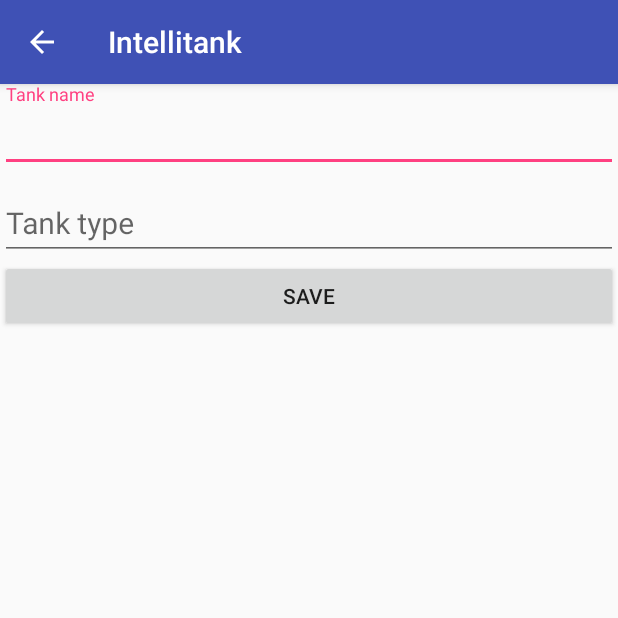
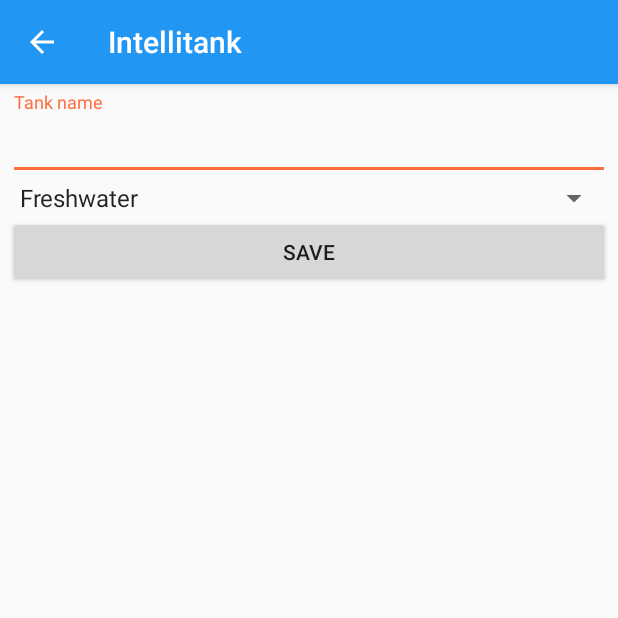
Before and after one commit to WRuman/intellitank, an Android app: the NewTankActivity screen opened directly, with no data from a screen before it, on a phone screen of 412 x 824 dp, the top half of it. Run offline under Robolectric (Android 15) with nearby library versions, the phone set to English and light mode, and no system bars.

Commit message:
Adds ability to save tanks in sqlite

```diff
--- a/app/src/main/java/com/ruman/android/intellitank/MainActivity.java
+++ b/app/src/main/java/com/ruman/android/intellitank/MainActivity.java
@@ -37,8 +37,10 @@ public class MainActivity extends AppCompatActivity implements TankList.OnFragme
         if(requestCode == NEW_TANK_REQUEST && resultCode == RESULT_OK) {
             Bundle retvals = data.getExtras();
             Tank nTank = retvals.getParcelable("Tank");
-            System.out.println(nTank.getTankName());
-            System.out.println(nTank.getTankType());
+            if(nTank != null) {
+                System.out.println(nTank.getTankName());
+                System.out.println(nTank.getTankType());
+            }
         }
     }
 
--- a/app/src/main/java/com/ruman/android/intellitank/NewTankActivity.java
+++ b/app/src/main/java/com/ruman/android/intellitank/NewTankActivity.java
@@ -1,15 +1,24 @@
 package com.ruman.android.intellitank;
 
+import android.content.ContentValues;
+import android.content.Context;
 import android.content.Intent;
+import android.database.sqlite.SQLiteDatabase;
+import android.database.sqlite.SQLiteOpenHelper;
 import android.support.v7.app.AppCompatActivity;
 import android.os.Bundle;
 import android.view.View;
+import android.widget.ArrayAdapter;
 import android.widget.EditText;
+import android.widget.Spinner;
+
+import com.ruman.android.intellitank.persistence.TankStoreContract;
 
 public class NewTankActivity extends AppCompatActivity {
 
     EditText tankName;
-    EditText tankType;
+    Spinner tankType;
+    TankStoreContract dbContract;
 
     @Override
     protected void onCreate(Bundle savedInstanceState) {
@@ -17,15 +26,37 @@ public class NewTankActivity extends AppCompatActivity {
         setContentView(R.layout.activity_new_tank);
 
         tankName = (EditText) findViewById(R.id.input_tank_name);
-        tankType = (EditText) findViewById(R.id.input_tank_type);
+        tankType = (Spinner) findViewById(R.id.input_tank_type);
+        ArrayAdapter<CharSequence> spinadapter = ArrayAdapter.createFromResource(this,
+                R.array.tank_types_array,
+                android.R.layout.simple_spinner_item);
+        spinadapter.setDropDownViewResource(android.R.layout.simple_spinner_dropdown_item);
+        tankType.setAdapter(spinadapter);
 
         // enable up icon
-        getSupportActionBar().setDisplayHomeAsUpEnabled(true);
+        if(getSupportActionBar() != null) {
+            getSupportActionBar().setDisplayHomeAsUpEnabled(true);
+        }
+        dbContract = new TankStoreContract();
+    }
+
+    private SQLiteDatabase getDb(Context ctx) {
+        SQLiteOpenHelper dbHelper = dbContract.new TankStoreDbHelper(ctx);
+        return dbHelper.getWritableDatabase();
     }
 
     public void saveTank(View v) {
         Intent retval = new Intent();
-        Tank t = new Tank(tankName.getText().toString(), tankType.getText().toString());
+        String newTankName = tankName.getText().toString();
+        String newTankType = tankType.getSelectedItem().toString();
+        Tank t = new Tank(newTankName, newTankType);
+        SQLiteDatabase db = getDb(v.getContext());
+        ContentValues vals = new ContentValues();
+        vals.put(TankStoreContract.TankTable.COL_TANK_NAME, newTankName);
+        vals.put(TankStoreContract.TankTable.COL_TANK_TYPE, newTankType);
+        db.insert(TankStoreContract.TankTable.TABLE_NAME,
+                  null,
+                  vals);
         retval.putExtra("Tank", t);
         setResult(RESULT_OK, retval);
         finish();
--- a/app/src/main/java/com/ruman/android/intellitank/persistence/TankStoreContract.java
+++ b/app/src/main/java/com/ruman/android/intellitank/persistence/TankStoreContract.java
@@ -12,14 +12,15 @@ public class TankStoreContract {
 
     private static final String TEXT_TYPE = " TEXT";
     private static final String INT_TYPE = " INTEGER";
+    private static final String NOT_NULL = " NOT NULL";
     private static final String INT_PRIMARY_KEY = " INTEGER PRIMARY KEY";
     private static final String COMMA_SEP = ",";
     private static final String SQL_CREATE =
             "CREATE TABLE " + TankTable.TABLE_NAME + " (" +
             TankTable._ID + INT_PRIMARY_KEY + COMMA_SEP +
             TankTable.COL_TANK_ID + INT_TYPE + COMMA_SEP +
-            TankTable.COL_TANK_NAME + TEXT_TYPE + COMMA_SEP +
-            TankTable.COL_TANK_TYPE + TEXT_TYPE + ")";
+            TankTable.COL_TANK_NAME + TEXT_TYPE + NOT_NULL + COMMA_SEP +
+            TankTable.COL_TANK_TYPE + TEXT_TYPE + NOT_NULL + ")";
     private static final String SQL_DROP =
             "DROP TABLE IF EXISTS " + TankTable.TABLE_NAME;
 
--- a/app/src/main/res/layout/activity_main.xml
+++ b/app/src/main/res/layout/activity_main.xml
@@ -18,6 +18,6 @@
         android:onClick="createNewTank"
         android:layout_width="match_parent"
         android:layout_height="wrap_content"
-        android:text="+ Add New Tank"/>
+        android:text="@string/button_add_tank_text"/>
 
 </LinearLayout>
--- a/app/src/main/res/layout/activity_new_tank.xml
+++ b/app/src/main/res/layout/activity_new_tank.xml
@@ -4,6 +4,7 @@
     android:layout_width="match_parent"
     android:layout_height="match_parent"
     android:orientation="vertical"
+    android:padding="5dp"
     tools:context="com.ruman.android.intellitank.NewTankActivity"
     android:weightSum="1">
 
@@ -11,23 +12,17 @@
     <android.support.design.widget.TextInputLayout
         android:layout_width="match_parent"
         android:layout_height="wrap_content">
-        <EditText
+        <android.support.design.widget.TextInputEditText
             android:id="@+id/input_tank_name"
             android:layout_width="match_parent"
             android:layout_height="wrap_content"
-            android:hint="Tank name"
-            android:textSize="20dp" />
+            android:hint="@string/input_tank_name_hint"
+            android:textSize="20sp" />
     </android.support.design.widget.TextInputLayout>
-    <android.support.design.widget.TextInputLayout
+    <Spinner
+        android:id="@+id/input_tank_type"
         android:layout_width="match_parent"
-        android:layout_height="wrap_content">
-        <EditText
-            android:layout_width="match_parent"
-            android:id="@+id/input_tank_type"
-            android:layout_height="wrap_content"
-            android:hint="Tank type"
-            android:textSize="20dp" />
-    </android.support.design.widget.TextInputLayout>
+        android:layout_height="wrap_content" />
 
 
     <Button
--- a/app/src/main/res/layout/fragment_tank_list.xml
+++ b/app/src/main/res/layout/fragment_tank_list.xml
@@ -8,12 +8,13 @@
 
     <ListView android:id="@id/android:list"
         android:layout_width="match_parent"
-        android:layout_height="match_parent"
+        android:layout_height="0dp"
         android:layout_weight="1"
         android:drawSelectorOnTop="false"/>
 
     <TextView android:id="@id/android:empty"
         android:layout_width="match_parent"
         android:layout_height="match_parent"
-        android:text="No data"/>
+        android:textSize="15sp"
+        android:text="@string/frag_tank_list_no_data"/>
 </LinearLayout>
--- a/app/src/main/res/values/colors.xml
+++ b/app/src/main/res/values/colors.xml
@@ -1,6 +1,6 @@
 <?xml version="1.0" encoding="utf-8"?>
 <resources>
-    <color name="colorPrimary">#3F51B5</color>
-    <color name="colorPrimaryDark">#303F9F</color>
-    <color name="colorAccent">#FF4081</color>
+    <color name="colorPrimary">#2196f3</color>
+    <color name="colorPrimaryDark">#1565c0</color>
+    <color name="colorAccent">#ff6e40</color>
 </resources>
--- a/app/src/main/res/values/strings.xml
+++ b/app/src/main/res/values/strings.xml
@@ -1,6 +1,13 @@
 <resources>
     <string name="app_name">Intellitank</string>
-
-    <!-- TODO: Remove or change this placeholder text -->
-    <string name="hello_blank_fragment">Hello blank fragment</string>
+    <string name="input_tank_name_hint">Tank name</string>
+    <string name="button_add_tank_text">+ Add Tank</string>
+    <string name="frag_tank_list_no_data">You haven\'t added any tanks yet</string>
+    <string name="frag_tank_list_item_name">Tank name</string>
+    <string name="frag_tank_list_item_type">Tank type</string>
+    <string-array name="tank_types_array">
+        <item>Freshwater</item>
+        <item>Saltwater</item>
+        <item>Brackish</item>
+    </string-array>
 </resources>
```
Also changed, not shown: app/src/main/res/layout/tank_list_item.xml (+4 -4 lines), 1 other file.
